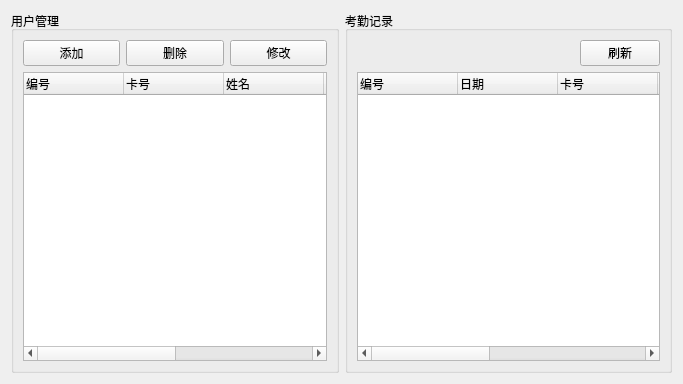
The window that Attendance/ManageWidget.ui (embpgp/attendance) describes before a commit, drawn with Qt 5.
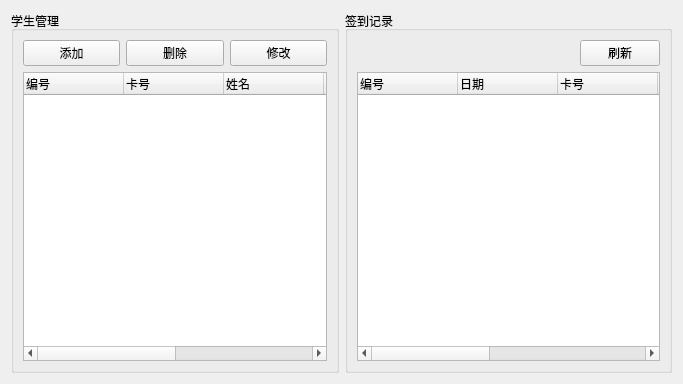
The same window after the commit.

What changed in the file:
```diff
--- a/Attendance/ManageWidget.ui
+++ b/Attendance/ManageWidget.ui
@@ -14,7 +14,7 @@
    <item>
     <widget class="QGroupBox" name="groupBox">
      <property name="title">
-      <string>用户管理</string>
+      <string>学生管理</string>
      </property>
      <layout class="QVBoxLayout" name="verticalLayout">
       <item>
@@ -82,7 +82,7 @@
    <item>
     <widget class="QGroupBox" name="groupBox_2">
      <property name="title">
-      <string>考勤记录</string>
+      <string>签到记录</string>
      </property>
      <layout class="QVBoxLayout" name="verticalLayout_2">
       <item>
```
Left out of the diff: 4 changed lines with no effect on the pictures.
